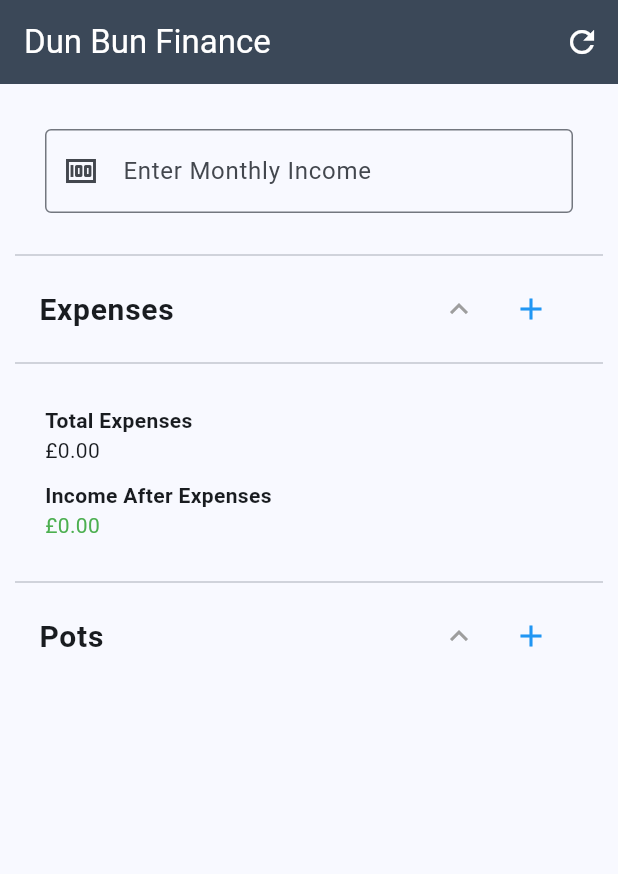
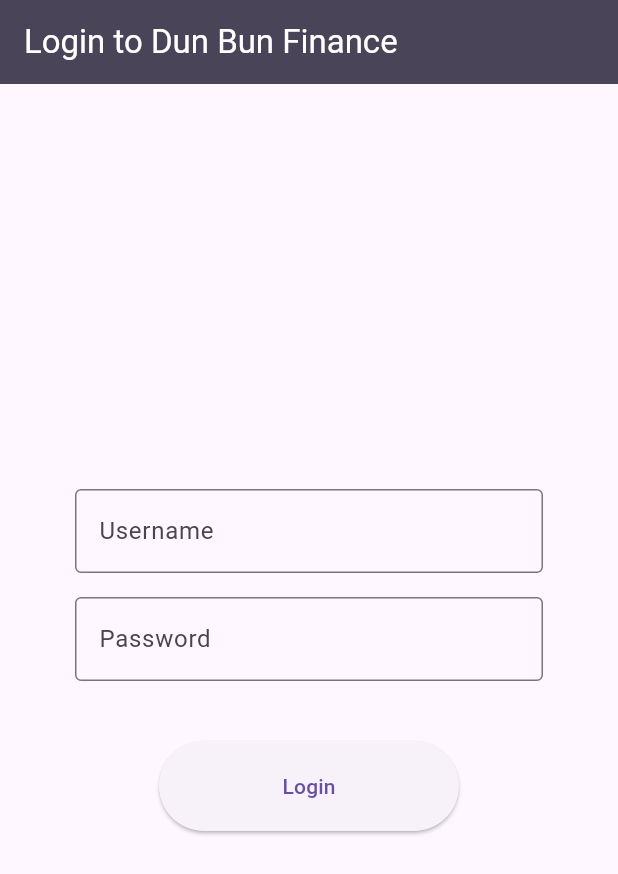
Before and after one commit to brpetrov/dun_bun_finance, a Flutter app: the screen it shows after launch, on a phone screen of 412 x 824 dp. Shown: the top 874 px of the screen. Run offline on Flutter 3.47's test engine with Material 3 defaults, Android fonts, the light colour scheme and no system bars; our stand-ins replace sqflite, sqflite_common_ffi; missing offline and left inert: bitsdojo_window; accounts and stored records are empty.

```diff
--- a/lib/db_helper.dart
+++ b/lib/db_helper.dart
@@ -1,4 +1,4 @@
-import 'package:dun_bun_finance/expense.dart';
+import 'package:dun_bun_finance/models/expense.dart';
 import 'package:dun_bun_finance/models/pot.dart';
 import 'package:sqflite/sqflite.dart' as sql;
 import 'package:path_provider/path_provider.dart';
--- a/lib/expense.dart
+++ /dev/null
@@ -1,42 +0,0 @@
-class Expense {
-  int id = 0;
-  String name = "";
-  double cost = 0.0;
-  DateTime? createdAt;
-  bool isLoan = false;
-  DateTime? loanStartDate;
-  DateTime? loanEndDate;
-
-  Expense({
-    required this.id,
-    required this.name,
-    required this.cost,
-    this.createdAt,
-    required this.isLoan,
-    this.loanStartDate,
-    this.loanEndDate,
-  });
-
-  Expense.fromJson(Map<String, dynamic> map) {
-    id = map['id'];
-    name = map['name'];
-    cost = map['cost'];
-    createdAt = DateTime.parse(map['created_at']);
-    isLoan = map['isLoan'] == 1;
-    loanStartDate = map['loanStartDate'] != null
-        ? DateTime.parse(map['loanStartDate'])
-        : null;
-    loanEndDate =
-        map['loanEndDate'] != null ? DateTime.parse(map['loanEndDate']) : null;
-  }
-  Map<String, dynamic> toJson() {
-    return {
-      'name': name,
-      'cost': cost,
-      'created_at': createdAt.toString(),
-      'isLoan': isLoan ? 1 : 0,
-      'loanStartDate': loanStartDate.toString(),
-      'loanEndDate': loanEndDate.toString(),
-    };
-  }
-}
--- a/lib/home_screen/sections/expense_section.dart
+++ b/lib/home_screen/sections/expense_section.dart
@@ -1,5 +1,5 @@
 import 'package:dun_bun_finance/db_helper.dart';
-import 'package:dun_bun_finance/expense.dart';
+import 'package:dun_bun_finance/models/expense.dart';
 import 'package:flutter/material.dart';
 
 class ExpensesSection extends StatefulWidget {
@@ -343,7 +343,7 @@ class _ExpensesSectionState extends State<ExpensesSection> {
                 },
               ),
               IconButton(
-                icon: const Icon(Icons.add, color: Colors.blue),
+                icon: const Icon(Icons.add),
                 onPressed: () => showExpensePopup(context, null),
               ),
             ],
--- a/lib/home_screen/sections/pot_section.dart
+++ b/lib/home_screen/sections/pot_section.dart
@@ -198,7 +198,7 @@ class _PotsSectionState extends State<PotsSection> {
                 },
               ),
               IconButton(
-                icon: const Icon(Icons.add, color: Colors.blue),
+                icon: const Icon(Icons.add),
                 onPressed: () => showPotPopup(context, null),
               ),
             ],
--- /dev/null
+++ b/lib/login_screen/login_screen.dart
@@ -0,0 +1,73 @@
+import 'package:flutter/material.dart';
+
+class LoginScreen extends StatefulWidget {
+  const LoginScreen({Key? key}) : super(key: key);
+
+  @override
+  State<LoginScreen> createState() => _LoginScreenState();
+}
+
+class _LoginScreenState extends State<LoginScreen> {
+  final TextEditingController _usernameController = TextEditingController();
+  final TextEditingController _passwordController = TextEditingController();
+
+  void _authenticate() {
+    const validUsername = "brpetrov";
+    const validPassword = "sonizaz99";
+
+    if (_usernameController.text == validUsername &&
+        _passwordController.text == validPassword) {
+      Navigator.of(context).pushNamed("/home");
+    } else {
+      ScaffoldMessenger.of(context).showSnackBar(
+        const SnackBar(
+          content: Text('Invalid username or password'),
+          backgroundColor: Colors.red,
+        ),
+      );
+    }
+  }
+
+  @override
+  Widget build(BuildContext context) {
+    return Scaffold(
+      appBar: AppBar(
+        title: const Text('Login to Dun Bun Finance'),
+        backgroundColor: Theme.of(context).colorScheme.onSecondaryContainer,
+        foregroundColor: Colors.white,
+      ),
+      body: Padding(
+        padding: const EdgeInsets.symmetric(horizontal: 50.0, vertical: 10),
+        child: Column(
+          mainAxisAlignment: MainAxisAlignment.center,
+          children: [
+            TextField(
+              controller: _usernameController,
+              decoration: const InputDecoration(
+                labelText: 'Username',
+                border: OutlineInputBorder(),
+              ),
+            ),
+            const SizedBox(height: 16),
+            TextField(
+                controller: _passwordController,
+                decoration: const InputDecoration(
+                  labelText: 'Password',
+                  border: OutlineInputBorder(),
+                ),
+                obscureText: true,
+                onSubmitted: (value) => _authenticate()),
+            const SizedBox(height: 40),
+            ElevatedButton(
+              style: ElevatedButton.styleFrom(
+                minimumSize: Size(200, 60),
+              ),
+              onPressed: _authenticate,
+              child: const Text('Login'),
+            ),
+          ],
+        ),
+      ),
+    );
+  }
+}
--- a/lib/main.dart
+++ b/lib/main.dart
@@ -1,11 +1,15 @@
 // ignore_for_file: prefer_const_constructors
 
 import 'package:dun_bun_finance/home_screen/home_screen.dart';
+import 'package:dun_bun_finance/login_screen/login_screen.dart';
 import 'package:flutter/foundation.dart'; // For checking platform
 import 'package:flutter/material.dart';
 import 'package:sqflite_common_ffi/sqflite_ffi.dart';
+import 'package:bitsdojo_window/bitsdojo_window.dart';
 
-void main() {
+void main() async {
+  WidgetsFlutterBinding.ensureInitialized();
+
   // Initialize ffi for desktop platforms
   if (defaultTargetPlatform == TargetPlatform.windows ||
       defaultTargetPlatform == TargetPlatform.linux ||
@@ -15,6 +19,17 @@ void main() {
   }
 
   runApp(const MainApp());
+
+  if (defaultTargetPlatform == TargetPlatform.windows) {
+    doWhenWindowReady(() {
+      final initialSize = Size(900, 900); // Initial window size
+      appWindow.size = initialSize;
+      appWindow.minSize = const Size(800, 600); // Minimum window size
+      appWindow.alignment = Alignment.center;
+      appWindow.title = "Dun Bun Finance"; // Set window title
+      appWindow.show();
+    });
+  }
 }
 
 class MainApp extends StatelessWidget {
@@ -24,11 +39,11 @@ class MainApp extends StatelessWidget {
   Widget build(BuildContext context) {
     return MaterialApp(
       debugShowCheckedModeBanner: false,
-      theme: ThemeData(
-        useMaterial3: true,
-        colorScheme: ColorScheme.fromSeed(seedColor: Colors.blue),
-      ),
-      home: HomeScreen(),
+      initialRoute: '/login',
+      routes: {
+        '/login': (context) => const LoginScreen(),
+        '/home': (context) => const HomeScreen(),
+      },
     );
   }
 }
--- a/lib/models/expense.dart
+++ b/lib/models/expense.dart
@@ -22,20 +22,19 @@ class Expense {
     name = map['name'];
     cost = map['cost'];
     createdAt = DateTime.parse(map['created_at']);
-    isLoan = map['isLoan'];
+    isLoan = map['isLoan'] == 1;
     loanStartDate = map['loanStartDate'] != null
         ? DateTime.parse(map['loanStartDate'])
         : null;
     loanEndDate =
         map['loanEndDate'] != null ? DateTime.parse(map['loanEndDate']) : null;
   }
-
   Map<String, dynamic> toJson() {
     return {
       'name': name,
       'cost': cost,
       'created_at': createdAt.toString(),
-      'isLoan': isLoan,
+      'isLoan': isLoan ? 1 : 0,
       'loanStartDate': loanStartDate.toString(),
       'loanEndDate': loanEndDate.toString(),
     };
--- a/pubspec.yaml
+++ b/pubspec.yaml
@@ -43,6 +43,7 @@ dev_dependencies:
   sqflite_common_ffi: ^2.3.4+3
   path_provider: ^2.0.13
   flutter_lints: ^4.0.0
+  bitsdojo_window: ^0.1.6
 
 # For information on the generic Dart part of this file, see the
 # following page: https://dart.dev/tools/pub/pubspec
```
Also changed, not shown: lib/home_screen/home_screen.dart (+7 -2 lines), lib/pot.dart (+18 -17 lines), pubspec.lock, 5 other files.
